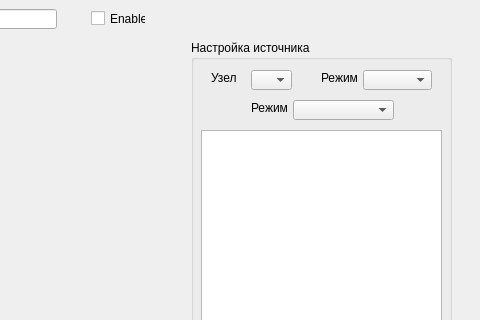
Before: the Qt Designer form src/Tsunami/AnalysisWindow.ui in maluginp/Tsunami, drawn with Qt 5; both pictures show x 509 to 989 and y 0 to 320 of the 989 by 543 pixel window.
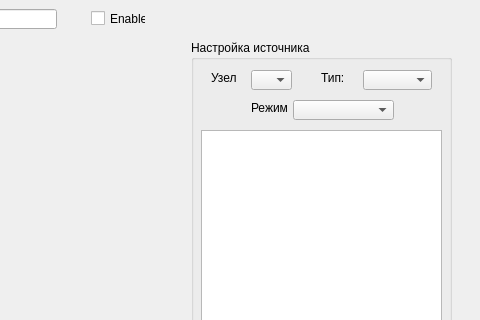
After: the same form once the commit is applied. Custom widgets are drawn as their Qt base class.

```diff
--- a/src/Tsunami/AnalysisWindow.ui
+++ b/src/Tsunami/AnalysisWindow.ui
@@ -117,7 +117,7 @@
       </rect>
      </property>
      <property name="text">
-      <string>Режим:</string>
+      <string>Тип:</string>
      </property>
     </widget>
     <widget class="QPushButton" name="saveSourceConfigurationButton">
```
Left out of the diff: 4 changed lines with no effect on the pictures.
